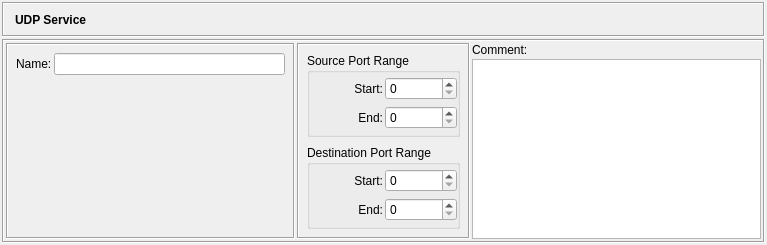
Before: the Qt Designer form src/gui/udpservicedialog_q.ui in fwbuilder/fwbuilder, drawn with Qt 5.
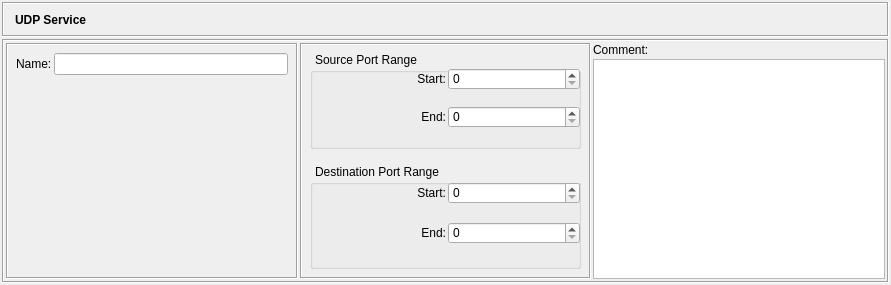
After: the same form once the commit is applied. Icons and pictures are not drawn.

Diff of the .ui file:
```diff
--- a/src/gui/udpservicedialog_q.ui
+++ b/src/gui/udpservicedialog_q.ui
@@ -8,8 +8,8 @@
    <rect>
     <x>0</x>
     <y>0</y>
-    <width>767</width>
-    <height>245</height>
+    <width>891</width>
+    <height>285</height>
    </rect>
   </property>
   <property name="sizePolicy" >
@@ -33,9 +33,6 @@
      <property name="spacing" >
       <number>2</number>
      </property>
-     <property name="margin" >
-      <number>0</number>
-     </property>
      <item>
       <widget class="QFrame" name="frame3" >
        <property name="sizePolicy" >
@@ -112,6 +109,12 @@
        <layout class="QGridLayout" >
         <item rowspan="2" row="0" column="0" >
          <widget class="QFrame" name="frame28" >
+          <property name="sizePolicy" >
+           <sizepolicy vsizetype="Preferred" hsizetype="Expanding" >
+            <horstretch>0</horstretch>
+            <verstretch>0</verstretch>
+           </sizepolicy>
+          </property>
           <property name="frameShape" >
            <enum>QFrame::Box</enum>
           </property>
@@ -184,6 +187,12 @@
         </item>
         <item rowspan="2" row="0" column="1" >
          <widget class="QFrame" name="frame27" >
+          <property name="sizePolicy" >
+           <sizepolicy vsizetype="Preferred" hsizetype="Expanding" >
+            <horstretch>0</horstretch>
+            <verstretch>0</verstretch>
+           </sizepolicy>
+          </property>
           <property name="frameShape" >
            <enum>QFrame::Box</enum>
           </property>
@@ -202,6 +211,21 @@
            </property>
            <item row="0" column="0" >
             <widget class="QGroupBox" name="groupBox1" >
+             <property name="styleSheet" >
+              <string notr="true" >QGroupBox {
+	margin-top: 1ex;
+	margin-bottom: 8px;
+	padding-top: 1ex;
+	padding-bottom: 6px;
+	padding-left: 2px;
+}
+
+QGroupBox::title {  
+	subcontrol-origin: margin;
+	subcontrol-position: top left;
+	padding: 0 3px;
+}</string>
+             </property>
              <property name="title" >
               <string>Source Port Range</string>
              </property>
@@ -263,6 +287,20 @@
            </item>
            <item row="1" column="0" >
             <widget class="QGroupBox" name="groupBox1_2" >
+             <property name="styleSheet" >
+              <string notr="true" >QGroupBox {
+	margin-top: 1ex;
+	padding-top: 1ex;
+	padding-bottom: 6px;
+	padding-left: 2px;
+}
+
+QGroupBox::title {  
+	subcontrol-origin: margin;
+	subcontrol-position: top left;
+	padding: 0 3px;
+}</string>
+             </property>
              <property name="title" >
               <string>Destination Port Range</string>
              </property>
```
